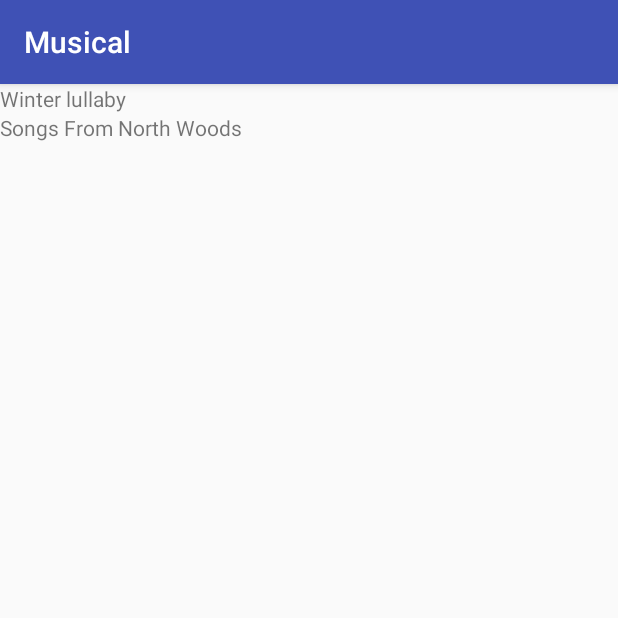
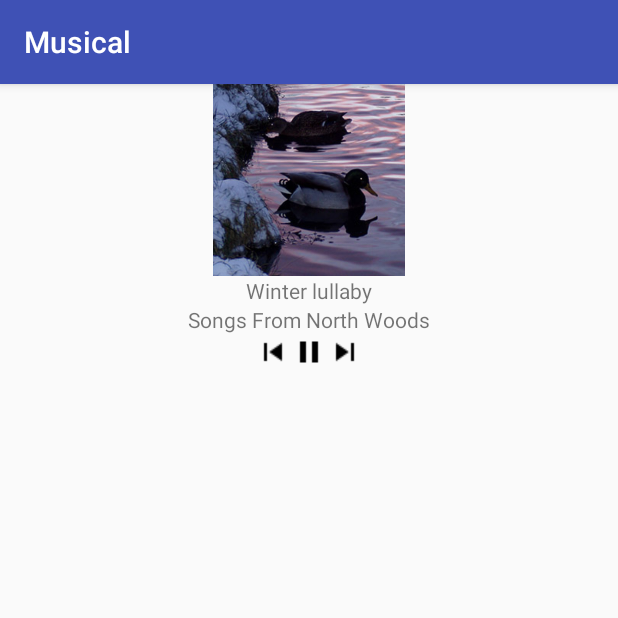
Before and after one commit to AnnaSava/Musical, an Android app: the screen it shows after launch (DetailsActivity), after a tap on "Winter lullaby", on a phone screen of 412 x 824 dp, the top half of it. Run offline under Robolectric (Android 15) with nearby library versions, the phone set to English and light mode, and no system bars.

Commit message:
Onclick listeners in details activity

```diff
--- a/app/src/main/java/com/example/android/musical/DetailsActivity.java
+++ b/app/src/main/java/com/example/android/musical/DetailsActivity.java
@@ -1,17 +1,27 @@
 package com.example.android.musical;
 
+import android.content.Context;
 import android.content.Intent;
 import android.support.v7.app.AppCompatActivity;
 import android.os.Bundle;
 import android.view.View;
+import android.widget.ImageView;
 import android.widget.TextView;
+import android.widget.Toast;
 
 public class DetailsActivity extends AppCompatActivity {
+
+    boolean isPlaying = true;
 
     @Override
     protected void onCreate(Bundle savedInstanceState) {
         super.onCreate(savedInstanceState);
         setContentView(R.layout.activity_details);
+
+        ImageView songImageView = (ImageView) findViewById(R.id.details_image);
+        int imageResourseId = getIntent().getIntExtra("EXTRA_IMAGE", 0);
+
+        songImageView.setImageResource(imageResourseId);
 
         TextView songTextView = (TextView) findViewById(R.id.song_title);
 
@@ -32,5 +42,48 @@ public class DetailsActivity extends AppCompatActivity {
                 startActivity(artistIntent);
             }
         });
+
+        final ImageView playPause = (ImageView) findViewById(R.id.play_pause);
+        playPause.setOnClickListener(new View.OnClickListener() {
+            @Override
+            public void onClick(View view) {
+                String text;
+
+                if (isPlaying) {
+                    text = "Pause";
+                    isPlaying = false;
+                    playPause.setImageResource(R.drawable.ic_play);
+
+                } else {
+                    text = "Playing";
+                    isPlaying = true;
+                    playPause.setImageResource(R.drawable.ic_pause);
+                }
+
+                Context context = getApplicationContext();
+                Toast toast = Toast.makeText(context, text, Toast.LENGTH_SHORT);
+                toast.show();
+            }
+        });
+
+        ImageView skipPrev = (ImageView) findViewById(R.id.skip_prev);
+        skipPrev.setOnClickListener(new View.OnClickListener() {
+            @Override
+            public void onClick(View view) {
+                Context context = getApplicationContext();
+                Toast toast = Toast.makeText(context, "Previous song", Toast.LENGTH_SHORT);
+                toast.show();
+            }
+        });
+
+        ImageView skipNext = (ImageView) findViewById(R.id.skip_next);
+        skipNext.setOnClickListener(new View.OnClickListener() {
+            @Override
+            public void onClick(View view) {
+                Context context = getApplicationContext();
+                Toast toast = Toast.makeText(context, "Next song", Toast.LENGTH_SHORT);
+                toast.show();
+            }
+        });
     }
 }
--- a/app/src/main/java/com/example/android/musical/MainActivity.java
+++ b/app/src/main/java/com/example/android/musical/MainActivity.java
@@ -61,6 +61,7 @@ public class MainActivity extends AppCompatActivity {
                 playingView.setText(song.getArtistName() + " - " + song.getSongName());
                 songIntent.putExtra("EXTRA_SONG", song.getSongName());
                 songIntent.putExtra("EXTRA_ARTIST", song.getArtistName());
+                songIntent.putExtra("EXTRA_IMAGE", song.getImageResourceId());
                 startActivity(songIntent);
             }
         });
--- a/app/src/main/res/layout/activity_details.xml
+++ b/app/src/main/res/layout/activity_details.xml
@@ -7,15 +7,45 @@
     android:layout_height="match_parent"
     tools:context="com.example.android.musical.DetailsActivity">
 
+    <ImageView
+        android:id="@+id/details_image"
+        android:layout_width="128dp"
+        android:layout_height="128dp"
+        android:layout_gravity="center_horizontal"/>
+
     <TextView
         android:id="@+id/song_title"
         android:layout_width="wrap_content"
         android:layout_height="wrap_content"
+        android:layout_gravity="center_horizontal"
         tools:text="Song Name"/>
 
     <TextView
         android:id="@+id/artist_name"
         android:layout_width="wrap_content"
         android:layout_height="wrap_content"
+        android:layout_gravity="center_horizontal"
         tools:text="Artist Name"/>
+
+    <LinearLayout
+        android:layout_width="match_parent"
+        android:layout_height="wrap_content"
+        android:gravity="center_horizontal"
+        android:orientation="horizontal">
+        <ImageView
+            android:id="@+id/skip_prev"
+            android:layout_width="wrap_content"
+            android:layout_height="wrap_content"
+            android:src="@drawable/ic_skip_prev"/>
+        <ImageView
+            android:id="@+id/play_pause"
+            android:layout_width="wrap_content"
+            android:layout_height="wrap_content"
+            android:src="@drawable/ic_pause"/>
+        <ImageView
+            android:id="@+id/skip_next"
+            android:layout_width="wrap_content"
+            android:layout_height="wrap_content"
+            android:src="@drawable/ic_skip_next"/>
+    </LinearLayout>
 </LinearLayout>
```
Also changed, not shown: app/src/main/res/drawable/ic_pause.png (added), app/src/main/res/drawable/ic_play.png (added), app/src/main/res/drawable/ic_skip_next.png (added), app/src/main/res/drawable/ic_skip_prev.png (added).
